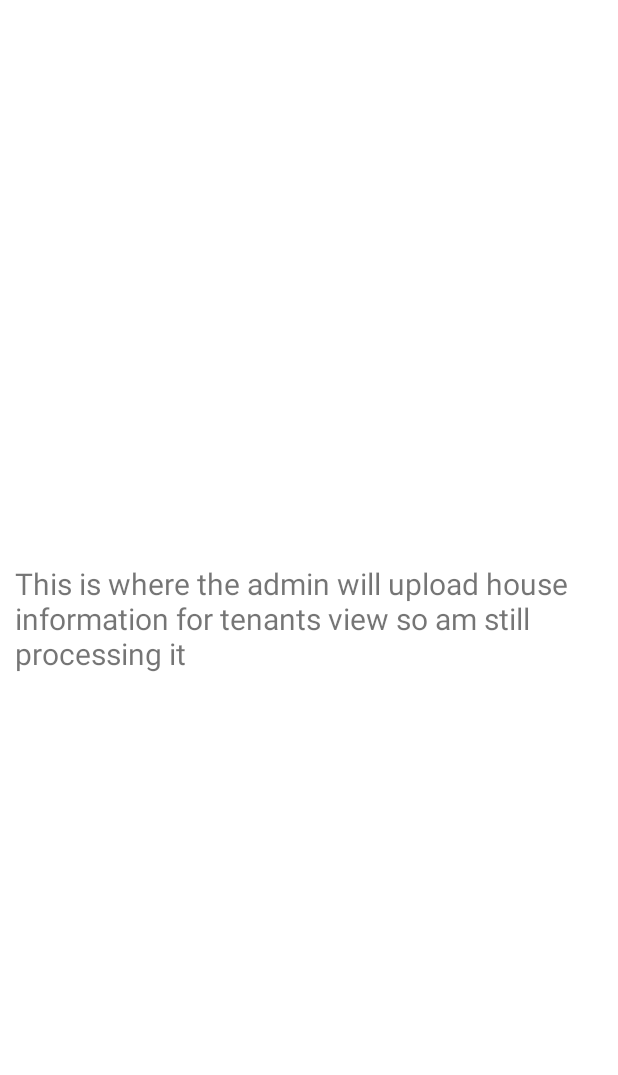
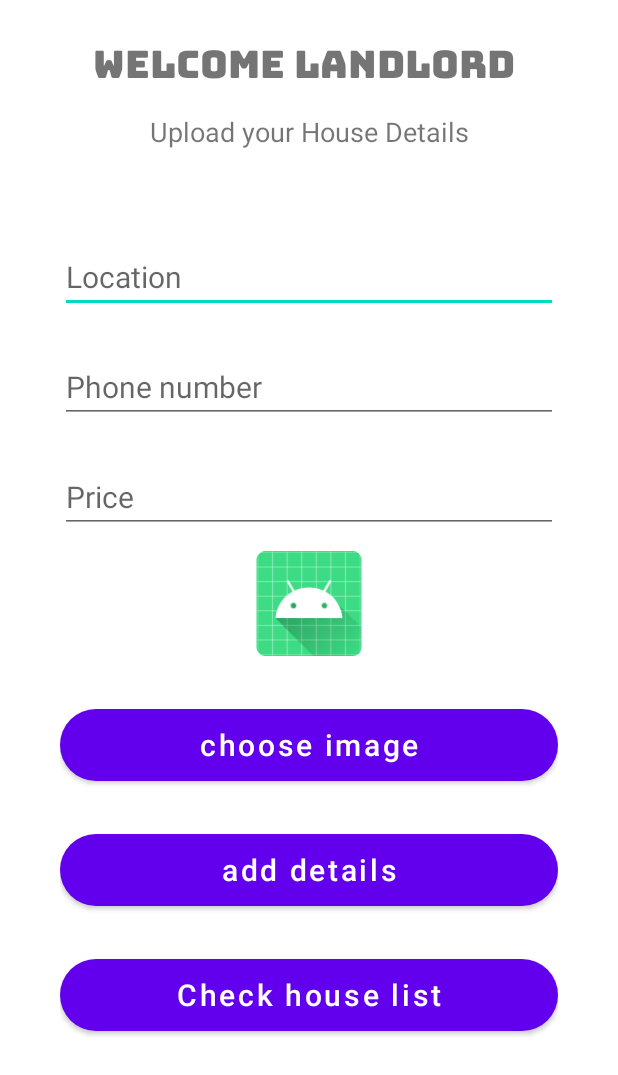
Before and after one commit to GloryJumbo/HouseRentalsApp, an Android app: the AdminPanel screen opened directly, with no data from a screen before it, on a phone screen of 412 x 824 dp. Shown: the top 1075 px of the screen. Run offline under Robolectric (Android 15) with nearby library versions, the phone set to English and light mode, and no system bars; Roboto replaces fonts that are not available here.

```diff
--- a/app/build.gradle
+++ b/app/build.gradle
@@ -52,4 +52,5 @@ dependencies {
     implementation("androidx.lifecycle:lifecycle-runtime-ktx:2.4.0-alpha03")
 
 
+
 }
--- a/app/src/main/java/com/example/houserentalsapp/AdminPanel.java
+++ b/app/src/main/java/com/example/houserentalsapp/AdminPanel.java
@@ -1,14 +1,24 @@
 package com.example.houserentalsapp;
 
+import android.content.Intent;
 import android.os.Bundle;
+import android.widget.Button;
 
 import androidx.appcompat.app.AppCompatActivity;
 
 public class AdminPanel extends AppCompatActivity {
+    Button btnPanel;
 
     @Override
     protected void onCreate(Bundle savedInstanceState) {
         super.onCreate(savedInstanceState);
         setContentView(R.layout.activity_admin_panel);
+
+        btnPanel =  findViewById(R.id.btnPanel3);
+
+        btnPanel.setOnClickListener(view -> {
+            Intent intent = new Intent(AdminPanel.this, CustomerPanel.class);
+            startActivity(intent);
+        });
     }
 }
--- a/app/src/main/res/layout/activity_admin_panel.xml
+++ b/app/src/main/res/layout/activity_admin_panel.xml
@@ -7,17 +7,122 @@
     tools:context=".AdminPanel">
 
     <TextView
-        android:id="@+id/adminText"
+        android:id="@+id/textPanel1"
         android:layout_width="match_parent"
         android:layout_height="wrap_content"
-        android:layout_marginStart="10dp"
-        android:layout_marginTop="356dp"
+        android:layout_marginStart="2dp"
+        android:layout_marginTop="10dp"
         android:layout_marginEnd="10dp"
-        android:layout_marginBottom="356dp"
-        android:text="@string/this_is_where_the_admin_will_upload_house_information_for_tenants_view_so_am_still_processing_it"
-        android:textSize="20sp"
+        android:fontFamily="@font/bungee"
+        android:text="@string/welcome_landlord"
+        android:textAlignment="center"
+        android:textSize="25sp"
+        app:layout_constraintEnd_toEndOf="parent"
+        app:layout_constraintStart_toStartOf="parent"
+        app:layout_constraintTop_toTopOf="parent"
+        tools:ignore="MissingConstraints" />
+
+    <TextView
+        android:id="@+id/textView2"
+        android:layout_width="match_parent"
+        android:layout_height="wrap_content"
+        android:layout_marginStart="12dp"
+        android:layout_marginEnd="12dp"
+        android:text="@string/upload_your_house_details"
+        android:textAlignment="center"
+        android:textSize="18sp"
+        app:layout_constraintEnd_toEndOf="parent"
+        app:layout_constraintHorizontal_bias="1.0"
+        app:layout_constraintStart_toStartOf="parent"
+        app:layout_constraintTop_toBottomOf="@+id/textPanel1"
+        tools:ignore="MissingConstraints" />
+
+
+    <LinearLayout
+        android:id="@+id/linearLayout2"
+        android:layout_width="match_parent"
+        android:layout_height="0dp"
+        android:layout_marginStart="40dp"
+        android:layout_marginTop="35dp"
+        android:layout_marginEnd="40dp"
+        android:layout_marginBottom="5dp"
+        android:orientation="vertical"
         app:layout_constraintBottom_toBottomOf="parent"
         app:layout_constraintEnd_toEndOf="parent"
         app:layout_constraintStart_toStartOf="parent"
-        app:layout_constraintTop_toTopOf="parent" />
+        app:layout_constraintTop_toBottomOf="@+id/textView2">
+
+        <EditText
+            android:id="@+id/textPanel2"
+            android:layout_width="match_parent"
+            android:layout_height="wrap_content"
+            android:hint="@string/location"
+            android:layout_marginTop="25dp"
+            android:textSize="20sp"
+            android:inputType="text"
+            android:importantForAutofill="no"/>
+
+        <EditText
+            android:id="@+id/textPanel3"
+            android:layout_width="match_parent"
+            android:layout_height="wrap_content"
+            android:hint="@string/phone_number"
+            android:inputType="phone"
+            android:layout_marginTop="25dp"
+            android:textSize="20sp"
+            android:importantForAutofill="no" />
+        <EditText
+            android:id="@+id/textPanel4"
+            android:layout_width="match_parent"
+            android:layout_height="wrap_content"
+            android:inputType="numberSigned"
+            android:hint="@string/price"
+            android:layout_marginTop="25dp"
+            app:passwordToggleEnabled="true"
+            android:textSize="20sp"
+            android:importantForAutofill="no" />
+
+        <ImageView
+            android:id="@+id/imageView"
+            android:layout_width="wrap_content"
+            android:layout_height="70dp"
+            android:layout_gravity="center"
+            app:srcCompat="@mipmap/ic_launcher"
+            android:layout_marginTop="12dp"
+            app:layout_constraintTop_toBottomOf="@+id/btnPanel4"
+            android:contentDescription="@string/todo" />
+
+        <Button
+            android:id="@+id/btnPanel1"
+            android:layout_width="match_parent"
+            android:layout_height="wrap_content"
+            android:layout_marginTop="35dp"
+            android:background="@drawable/button_shape"
+            android:text="@string/choose_image"
+            android:textAllCaps="false"
+            android:textSize="20sp"
+            app:layout_constraintTop_toBottomOf="@+id/imageView" />
+
+        <Button
+            android:id="@+id/btnPanel2"
+            android:layout_width="match_parent"
+            android:layout_height="wrap_content"
+            android:text="@string/add_details"
+            android:textAllCaps="false"
+            android:background="@drawable/button_shape"
+            android:layout_marginTop="35dp"
+            android:textSize="20sp"
+            app:layout_constraintTop_toBottomOf="@+id/btnPanel1"/>
+        <Button
+            android:id="@+id/btnPanel3"
+            android:layout_width="match_parent"
+            android:layout_height="wrap_content"
+            android:text="@string/check_house_list"
+            android:textAllCaps="false"
+            android:background="@drawable/button_shape"
+            android:layout_marginTop="35dp"
+            android:textSize="20sp"
+            app:layout_constraintTop_toBottomOf="@+id/btnPanel2"/>
+
+    </LinearLayout>
 </androidx.constraintlayout.widget.ConstraintLayout>
--- a/app/src/main/res/layout/activity_customer_panel.xml
+++ b/app/src/main/res/layout/activity_customer_panel.xml
@@ -5,13 +5,14 @@
     android:layout_width="match_parent"
     android:layout_height="match_parent"
     tools:context=".CustomerPanel">
-
     <androidx.recyclerview.widget.RecyclerView
         android:id="@+id/recyclerView"
         android:layout_width="match_parent"
         android:layout_height="match_parent"
         app:layout_constraintBottom_toBottomOf="parent"
         app:layout_constraintEnd_toEndOf="parent"
+        app:layout_constraintHorizontal_bias="0.0"
         app:layout_constraintStart_toStartOf="parent"
-        app:layout_constraintTop_toTopOf="parent" />
+        app:layout_constraintTop_toTopOf="parent"
+        app:layout_constraintVertical_bias="1.0"/>
 </androidx.constraintlayout.widget.ConstraintLayout>
--- a/app/src/main/res/layout/row.xml
+++ b/app/src/main/res/layout/row.xml
@@ -47,7 +47,7 @@
                 android:id="@+id/textRow2"
                 android:layout_width="wrap_content"
                 android:layout_height="wrap_content"
-                android:text="@string/description"
+                android:text="@string/contact_0888104772"
                 android:textSize="16sp"
                 app:layout_constraintStart_toStartOf="@+id/textRow1"
                 app:layout_constraintTop_toBottomOf="@+id/textRow1" />
--- a/app/src/main/res/values/colors.xml
+++ b/app/src/main/res/values/colors.xml
@@ -2,7 +2,7 @@
 <resources>
     <color name="purple_200">#FFBB86FC</color>
     <color name="purple_500">#FF6200EE</color>
-    <color name="purple_700">#FF3700B3</color>
+    <color name="purple_700">#4ADEDE</color>
     <color name="teal_200">#FF03DAC5</color>
     <color name="teal_700">#FF018786</color>
     <color name="black">#FF000000</color>
--- a/app/src/main/res/values/strings.xml
+++ b/app/src/main/res/values/strings.xml
@@ -30,6 +30,19 @@
     <string name="this_is_where_the_admin_will_upload_house_information_for_tenants_view_so_am_still_processing_it">This is where the admin will upload house information for tenants view so am still processing it</string>
     <string name="we_are_here_for_you_everywhere_you_are">We are here for you everywhere you are!!!</string>
     <string name="apartments">APARTMENTS</string>
+    <string name="welcome_landlord">welcome LandLord</string>
+    <string name="upload_your_house_details">Upload your House Details</string>
+    <string name="price">Price</string>
+    <string name="phone_number">Phone number</string>
+    <string name="location">Location</string>
+    <string name="choose_image">choose image</string>
+    <string name="add_details">add details</string>
+    <string name="check_house_list">Check house list</string>
+    <string name="todo">TODO</string>
+    <string name="lastest_apartments">Lastest Apartments</string>
+    <string name="latest_apartments">Latest Apartments</string>
+    <string name="_0881049728">0881049728</string>
+    <string name="contact_0888104772">Contact : 0888104772</string>
     <string-array name="house_list">
         <item>Location: Matawale</item>
         <item>Location: Jali</item>
```
